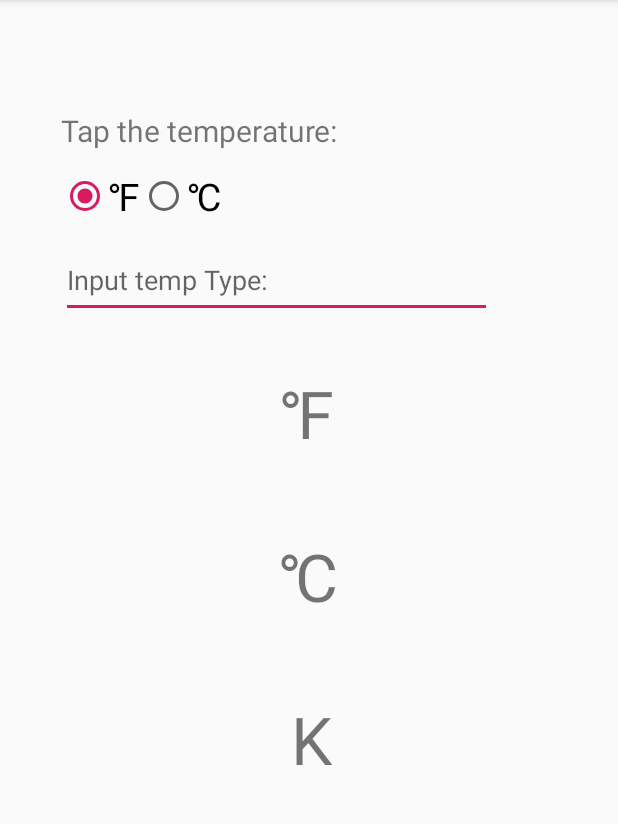
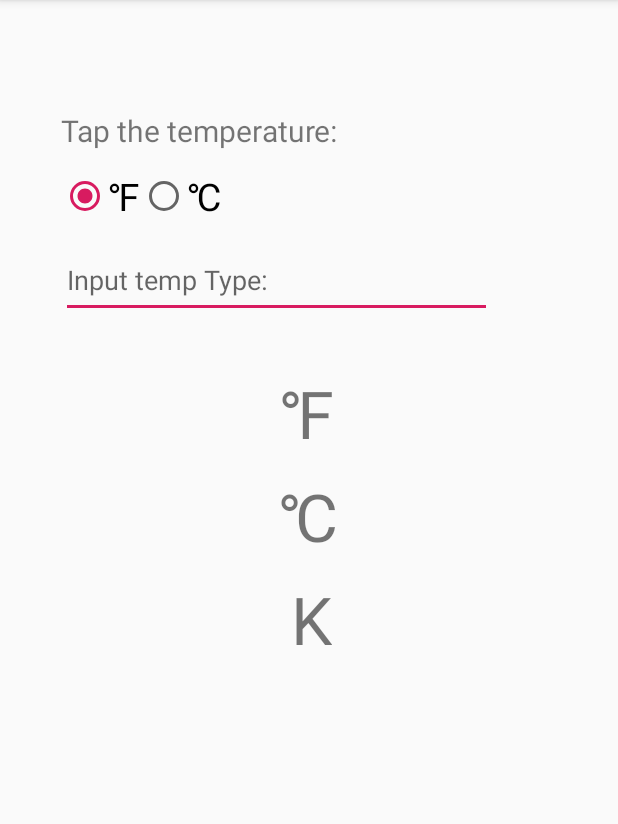
Before and after one commit to DerrickPikachu/TempConversion, an Android app: the screen it shows after launch (MainActivity), on a phone screen of 412 x 824 dp, the part 84-908 px from its top. Run offline under Robolectric (Android 15) with nearby library versions, the phone set to English and light mode, and no system bars.

Commit message:
complete K unit of temperature

```diff
--- a/app/src/main/java/com/example/tempconversion/MainActivity.java
+++ b/app/src/main/java/com/example/tempconversion/MainActivity.java
@@ -19,7 +19,7 @@ public class MainActivity extends AppCompatActivity {
         }
 
         private void calTemp() {
-            double f, c;
+            double f, c, k;
 
             try {
                 if (isF) {
@@ -34,9 +34,11 @@ public class MainActivity extends AppCompatActivity {
                 f = 32;
                 c = 0;
             }
+            k = c + 273.15;
 
             degF.setText(String.format("%.1f", f) + getResources().getString(R.string.charF));
             degC.setText(String.format("%.1f", c) + getResources().getString(R.string.charC));
+            degK.setText(String.format("%.1f", k) + getResources().getString(R.string.charK));
 
         }
 
@@ -66,6 +68,7 @@ public class MainActivity extends AppCompatActivity {
     private RadioGroup tempType;
     private TextView degF;
     private TextView degC;
+    private TextView degK;
     private TextView inputField;
 
     @Override
@@ -77,6 +80,7 @@ public class MainActivity extends AppCompatActivity {
         inputField = findViewById(R.id.inputField);
         degF = findViewById(R.id.degF);
         degC = findViewById(R.id.degC);
+        degK = findViewById(R.id.degK);
         listener = new MainActivityListener();
 
         tempType.setOnCheckedChangeListener(listener);
--- a/app/src/main/res/layout/activity_main.xml
+++ b/app/src/main/res/layout/activity_main.xml
@@ -74,7 +74,7 @@
         android:id="@+id/degC"
         android:layout_width="wrap_content"
         android:layout_height="wrap_content"
-        android:layout_marginTop="50dp"
+        android:layout_marginTop="10dp"
         android:text="@string/charC"
         android:textSize="44sp"
         app:layout_constraintBottom_toBottomOf="parent"
@@ -85,10 +85,10 @@
         app:layout_constraintVertical_bias="0.0" />
 
     <TextView
-        android:id="@+id/textView4"
+        android:id="@+id/degK"
         android:layout_width="wrap_content"
         android:layout_height="wrap_content"
-        android:layout_marginTop="50dp"
+        android:layout_marginTop="10dp"
         android:text="@string/charK"
         android:textSize="44sp"
         app:layout_constraintBottom_toBottomOf="parent"
```
